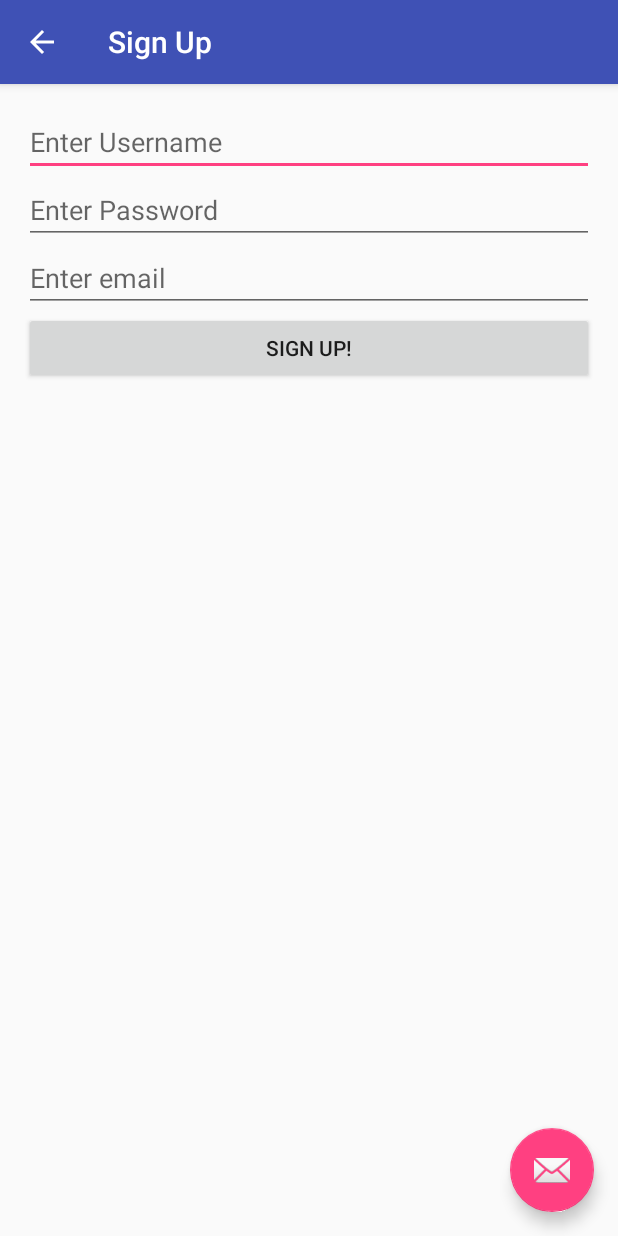
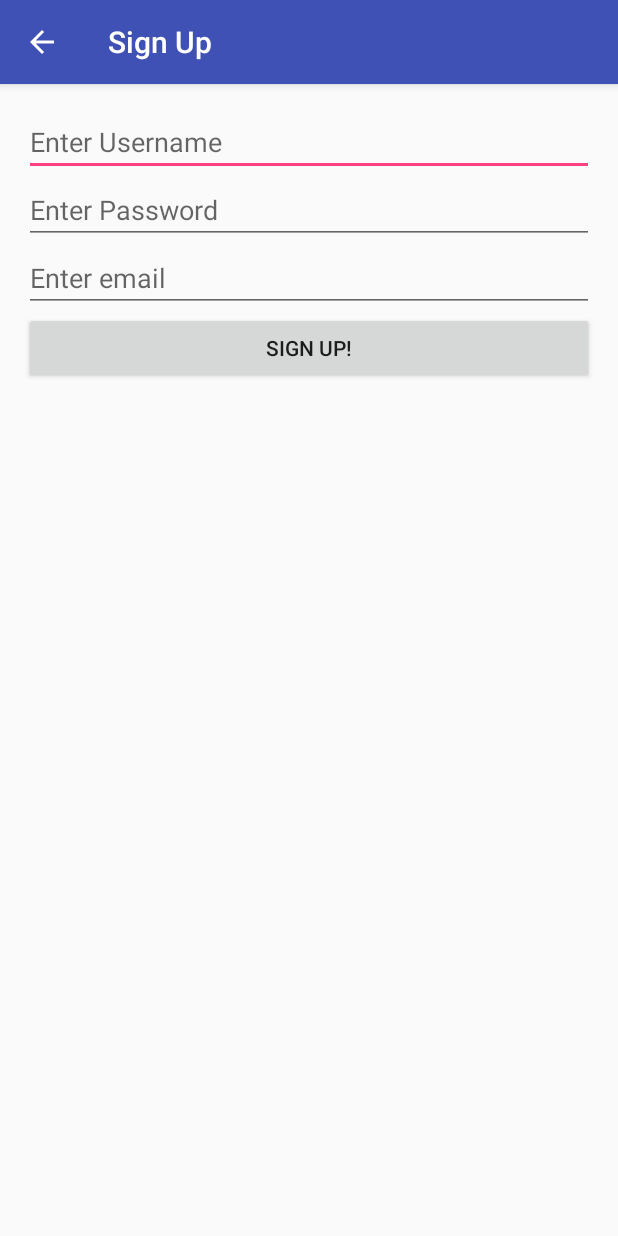
Before and after one commit to IV007/ng-chat, an Android app: the SignUpActivity screen opened directly, with no data from a screen before it, on a phone screen of 412 x 824 dp. Run offline under Robolectric (Android 15) with nearby library versions, the phone set to English and light mode, and no system bars; libraries missing offline, so code that uses them is left out: com.parse.

Commit message:
Change visibility settings for message icon

```diff
--- a/NGChat/app/src/main/res/layout/activity_login.xml
+++ b/NGChat/app/src/main/res/layout/activity_login.xml
@@ -20,6 +20,7 @@
     <android.support.design.widget.FloatingActionButton android:id="@+id/fab"
         android:layout_width="wrap_content" android:layout_height="wrap_content"
         android:layout_gravity="bottom|end" android:layout_margin="@dimen/fab_margin"
-        android:src="@android:drawable/ic_dialog_email" />
+        android:src="@android:drawable/ic_dialog_email"
+        android:visibility="gone" />
 
 </android.support.design.widget.CoordinatorLayout>
--- a/NGChat/app/src/main/res/layout/activity_sign_up.xml
+++ b/NGChat/app/src/main/res/layout/activity_sign_up.xml
@@ -20,6 +20,7 @@
     <android.support.design.widget.FloatingActionButton android:id="@+id/fab"
         android:layout_width="wrap_content" android:layout_height="wrap_content"
         android:layout_gravity="bottom|end" android:layout_margin="@dimen/fab_margin"
-        android:src="@android:drawable/ic_dialog_email" />
+        android:src="@android:drawable/ic_dialog_email"
+        android:visibility="gone" />
 
 </android.support.design.widget.CoordinatorLayout>
--- a/NGChat/app/src/main/res/layout/content_sign_up.xml
+++ b/NGChat/app/src/main/res/layout/content_sign_up.xml
@@ -16,7 +16,8 @@
         android:layout_alignParentTop="true"
         android:layout_alignParentLeft="true"
         android:layout_alignParentStart="true"
-        android:hint="@string/USERNAME_HINT_STRING" />
+        android:hint="@string/USERNAME_HINT_STRING"
+        android:textSize="18sp" />
 
     <EditText
         android:layout_width="match_parent"
@@ -28,7 +29,7 @@
         android:layout_alignParentLeft="true"
         android:layout_alignParentStart="true"
         android:hint="@string/USERNAME_EMAIL_HINT_STRING"
-         />
+        android:textSize="18sp" />
 
     <EditText
         android:layout_width="match_parent"
@@ -39,7 +40,8 @@
         android:layout_below="@+id/signUpUsernameEditText"
         android:layout_alignParentLeft="true"
         android:layout_alignParentStart="true"
-        android:hint="@string/PASSWORD_HINT_STRING" />
+        android:hint="@string/PASSWORD_HINT_STRING"
+        android:textSize="18sp" />
 
     <Button
         android:layout_width="match_parent"
```
Also changed, not shown: NGChat/app/src/main/res/layout/content_login.xml (+4 -3 lines).
